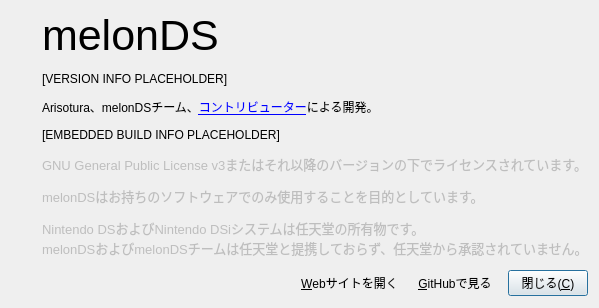
First picture: the form in src/frontend/qt_sdl/AboutDialog.ui, repository ryuto-alt/melonDS-net, before the edit.
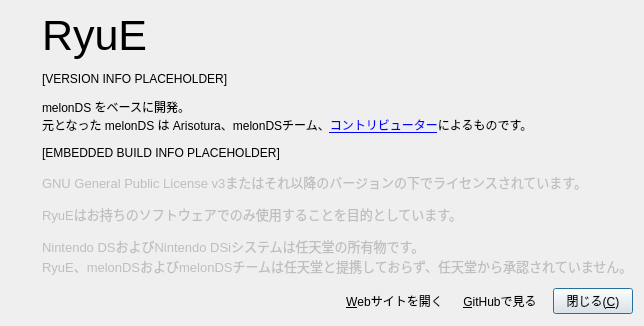
Second picture: the form after the edit. Icons and pictures are not drawn.

What changed in the file:
```diff
--- a/src/frontend/qt_sdl/AboutDialog.ui
+++ b/src/frontend/qt_sdl/AboutDialog.ui
@@ -108,7 +108,7 @@
           </font>
          </property>
          <property name="text">
-          <string>melonDS</string>
+          <string>RyuE</string>
          </property>
         </widget>
        </item>
@@ -131,7 +131,7 @@
           <bool>true</bool>
          </property>
          <property name="text">
-          <string>Arisotura、melonDSチーム、&lt;a href=&quot;https://github.com/melonDS-emu/melonDS/graphs/contributors&quot;&gt;コントリビューター&lt;/a&gt;による開発。</string>
+          <string>melonDS をベースに開発。&lt;br/&gt;元となった melonDS は Arisotura、melonDSチーム、&lt;a href=&quot;https://github.com/melonDS-emu/melonDS/graphs/contributors&quot;&gt;コントリビューター&lt;/a&gt;によるものです。</string>
          </property>
          <property name="openExternalLinks">
           <bool>true</bool>
@@ -162,7 +162,7 @@
           </font>
          </property>
          <property name="text">
-          <string>&lt;html&gt;&lt;head/&gt;&lt;body&gt;&lt;p&gt;GNU General Public License v3またはそれ以降のバージョンの下でライセンスされています。&lt;/p&gt;&lt;p&gt;melonDSはお持ちのソフトウェアでのみ使用することを目的としています。&lt;/p&gt;&lt;p&gt;Nintendo DSおよびNintendo DSiシステムは任天堂の所有物です。&lt;br /&gt;melonDSおよびmelonDSチームは任天堂と提携しておらず、任天堂から承認されていません。&lt;/p&gt;&lt;/body&gt;&lt;/html&gt;</string>
+          <string>&lt;html&gt;&lt;head/&gt;&lt;body&gt;&lt;p&gt;GNU General Public License v3またはそれ以降のバージョンの下でライセンスされています。&lt;/p&gt;&lt;p&gt;RyuEはお持ちのソフトウェアでのみ使用することを目的としています。&lt;/p&gt;&lt;p&gt;Nintendo DSおよびNintendo DSiシステムは任天堂の所有物です。&lt;br /&gt;RyuE、melonDSおよびmelonDSチームは任天堂と提携しておらず、任天堂から承認されていません。&lt;/p&gt;&lt;/body&gt;&lt;/html&gt;</string>
          </property>
          <property name="textFormat">
           <enum>Qt::TextFormat::RichText</enum>
```
Left out of the diff: 2 changed lines with no effect on the pictures.
